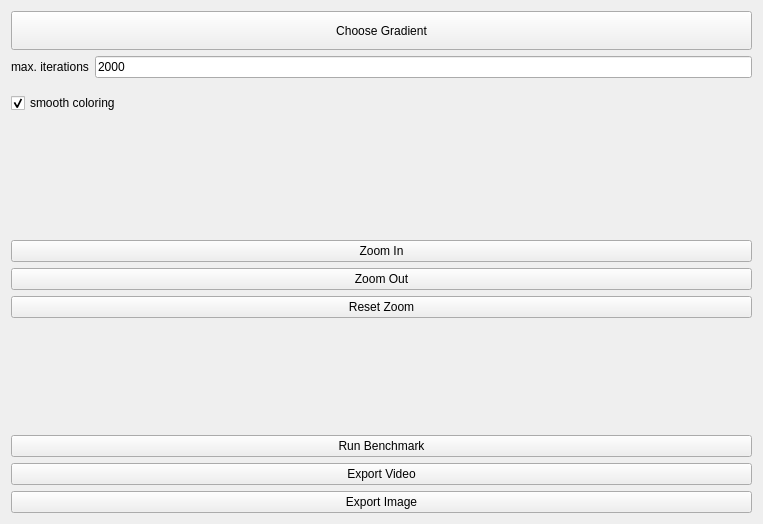
Qt form Almond.ui (QlowB/Almond) before a commit.
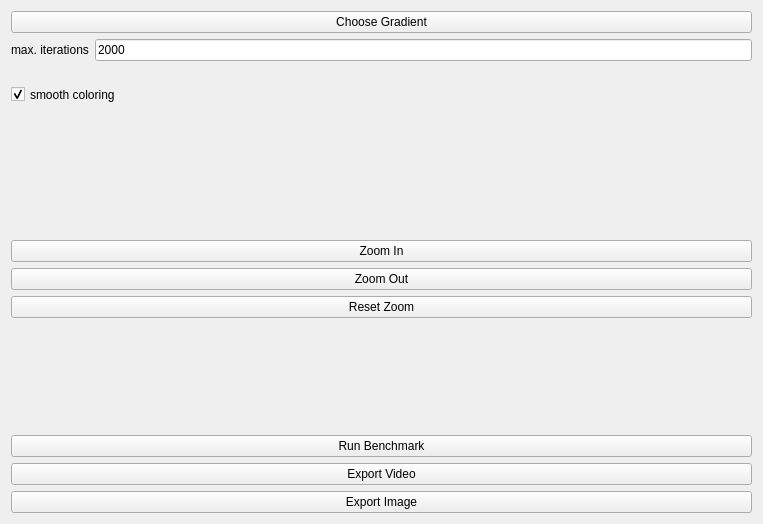
The same form after that commit.

What changed in the file:
```diff
--- a/Almond.ui
+++ b/Almond.ui
@@ -51,7 +51,7 @@
           <item row="0" column="0" colspan="2">
            <widget class="QPushButton" name="chooseGradient">
             <property name="sizePolicy">
-             <sizepolicy hsizetype="Minimum" vsizetype="Expanding">
+             <sizepolicy hsizetype="Minimum" vsizetype="Fixed">
               <horstretch>0</horstretch>
               <verstretch>0</verstretch>
              </sizepolicy>
@@ -84,6 +84,9 @@
           <property name="orientation">
            <enum>Qt::Vertical</enum>
           </property>
+          <property name="sizeType">
+           <enum>QSizePolicy::Expanding</enum>
+          </property>
           <property name="sizeHint" stdset="0">
            <size>
             <width>20</width>
@@ -118,6 +121,9 @@
           <property name="orientation">
            <enum>Qt::Vertical</enum>
           </property>
+          <property name="sizeType">
+           <enum>QSizePolicy::MinimumExpanding</enum>
+          </property>
           <property name="sizeHint" stdset="0">
            <size>
             <width>20</width>
```
